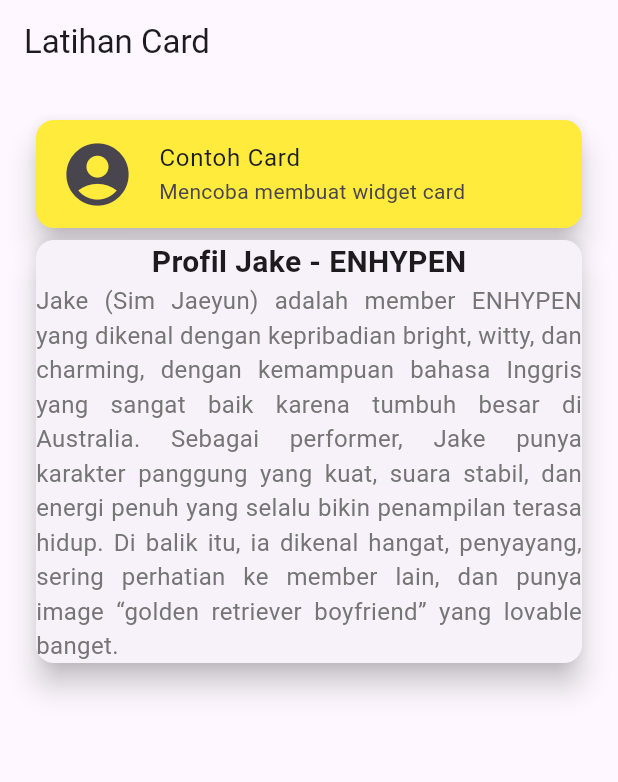
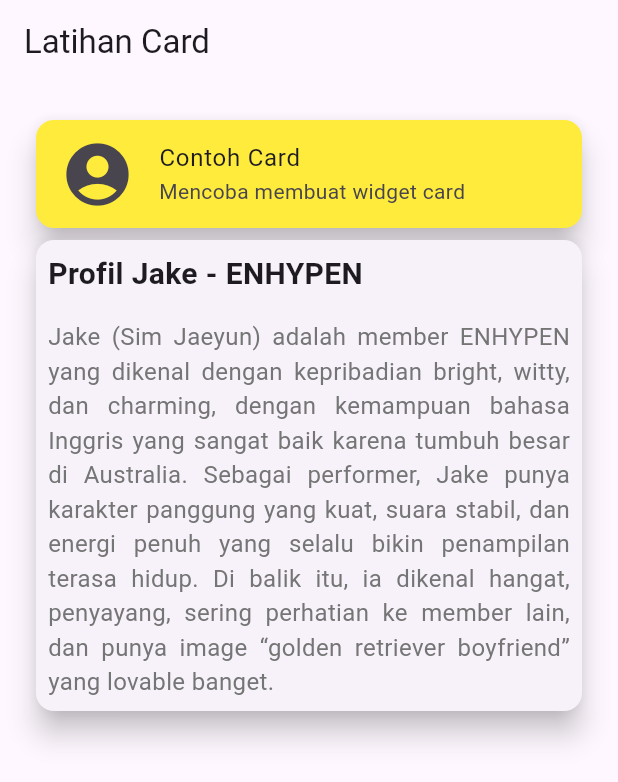
Before and after one commit to rismanitalst/8_widget_card, a Flutter app: the screen it shows after launch, on a phone screen of 412 x 824 dp. Shown: the top 782 px of the screen. Run offline on Flutter 3.47's test engine with Material 3 defaults, Android fonts, the phone set to English and light mode, and no system bars.

Commit message:
feat: wrappin card 2 dengan padding

```diff
--- a/lib/pages/page_card_01.dart
+++ b/lib/pages/page_card_01.dart
@@ -27,19 +27,27 @@ class MyCard01 extends StatelessWidget {
               Card(
               elevation: 8,
               child: Column(
+                  crossAxisAlignment: CrossAxisAlignment.start,
                   children: [
-                    Text(
+                    const Padding(padding:
+                        EdgeInsets.all(8.0),
+                        child: Text(
                           "Profil Jake - ENHYPEN",
                           style: TextStyle(
                           fontSize: 20,
-                      fontWeight: FontWeight.bold,),
+                          fontWeight: FontWeight.bold,
                           ),
-                    Text(
+                        ),
+                      ),
+                      Padding(
+                      padding: const EdgeInsets.all(8.0),
+                      child: Text(
                         "Jake (Sim Jaeyun) adalah member ENHYPEN yang dikenal dengan kepribadian bright, witty, dan charming, dengan kemampuan bahasa Inggris yang sangat baik karena tumbuh besar di Australia. Sebagai performer, Jake punya karakter panggung yang kuat, suara stabil, dan energi penuh yang selalu bikin penampilan terasa hidup. Di balik itu, ia dikenal hangat, penyayang, sering perhatian ke member lain, dan punya image “golden retriever boyfriend” yang lovable banget.",
                         textAlign: TextAlign.justify,
                         style: TextStyle(fontSize: 16, color: Colors.grey[600]),
-                    )
-                  ]
+                      ),
+                    ),
+                  ],
                 ),
               ),
             ]
```
Lines whose indentation alone changed are shown as unchanged.
